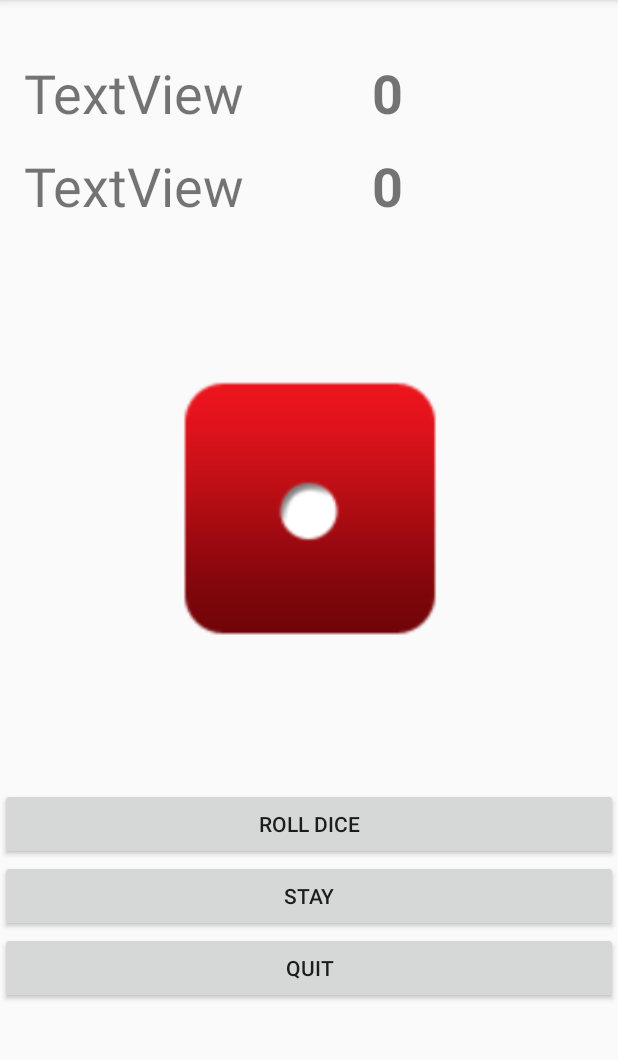
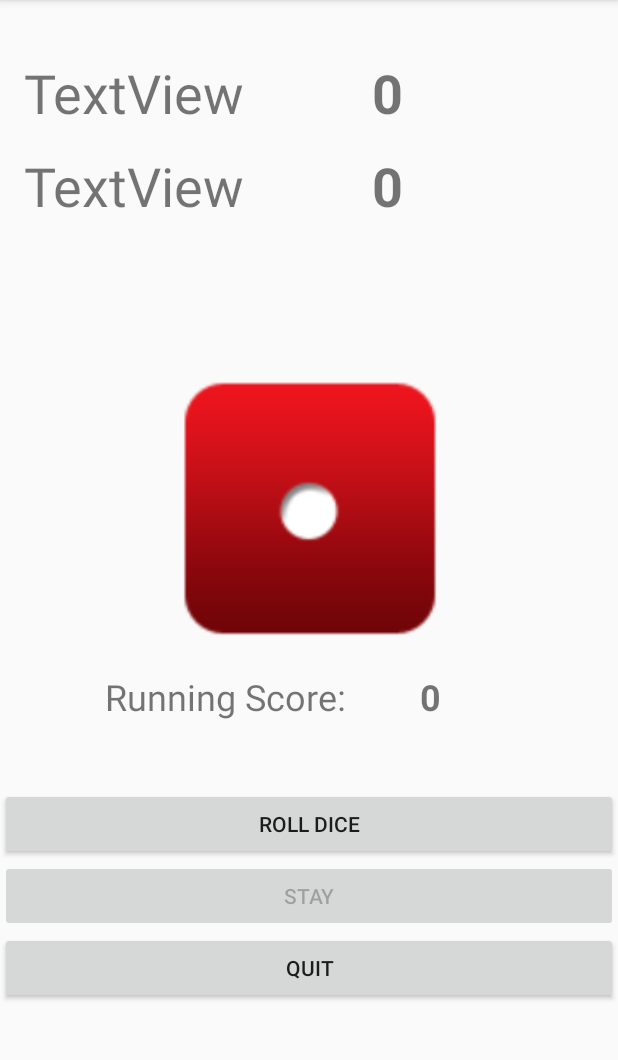
Before and after one commit to tlasalle5027/PigDiceAndroid, an Android app: the GameActivity screen opened directly, with no data from a screen before it, on a phone screen of 412 x 824 dp, the part 84-1144 px from its top. Run offline under Robolectric (Android 15) with nearby library versions, the light colour scheme and no system bars.

Commit message:
Started Writing GameLogic

```diff
--- a/app/src/main/java/com/tel5027/pigdice/Activities/GameActivity.java
+++ b/app/src/main/java/com/tel5027/pigdice/Activities/GameActivity.java
@@ -3,13 +3,16 @@ package com.tel5027.pigdice.Activities;
 import androidx.appcompat.app.AppCompatActivity;
 
 import android.os.Bundle;
+import android.view.View;
 
+import com.tel5027.pigdice.Controller.GameLogic;
 import com.tel5027.pigdice.R;
 import com.tel5027.pigdice.Util.OptionStore;
 
 public class GameActivity extends AppCompatActivity {
 
     public OptionStore os;
+    private GameLogic engine;
 
     @Override
     protected void onCreate(Bundle savedInstanceState) {
@@ -22,5 +25,15 @@ public class GameActivity extends AppCompatActivity {
         else{
             os = Options.os;
         }
+
+        engine = new GameLogic(os);
+    }
+
+    public void quitGame(View view) {
+        finish();
+    }
+
+    public void rollDice(View view) {
+        engine.playerTurn(view);
     }
 }
--- a/app/src/main/res/layout/activity_game.xml
+++ b/app/src/main/res/layout/activity_game.xml
@@ -73,6 +73,7 @@
         app:srcCompat="@drawable/die_1" />
 
     <LinearLayout
+        android:id="@+id/linearLayout"
         android:layout_width="412dp"
         android:layout_height="159dp"
         android:layout_marginTop="57dp"
@@ -87,18 +88,53 @@
             android:id="@+id/rollButton"
             android:layout_width="match_parent"
             android:layout_height="wrap_content"
+            android:onClick="rollDice"
             android:text="@string/roll" />
 
         <Button
             android:id="@+id/stayButton"
             android:layout_width="match_parent"
             android:layout_height="wrap_content"
+            android:enabled="false"
             android:text="@string/stay" />
 
         <Button
             android:id="@+id/quitButton"
             android:layout_width="match_parent"
             android:layout_height="wrap_content"
+            android:onClick="quitGame"
             android:text="@string/quit" />
     </LinearLayout>
+
+    <TextView
+        android:id="@+id/runningScoreLabel"
+        android:layout_width="wrap_content"
+        android:layout_height="wrap_content"
+        android:layout_marginStart="128dp"
+        android:layout_marginLeft="128dp"
+        android:layout_marginTop="24dp"
+        android:text="@string/running_score"
+        android:textSize="24sp"
+        app:layout_constraintEnd_toStartOf="@+id/runningScoreView"
+        app:layout_constraintStart_toStartOf="parent"
+        app:layout_constraintTop_toBottomOf="@+id/diceImage" />
+
+    <TextView
+        android:id="@+id/runningScoreView"
+        android:layout_width="wrap_content"
+        android:layout_height="wrap_content"
+        android:layout_marginStart="49dp"
+        android:layout_marginLeft="49dp"
+        android:layout_marginTop="24dp"
+        android:layout_marginEnd="176dp"
+        android:layout_marginRight="176dp"
+        android:layout_marginBottom="37dp"
+        android:text="0"
+        android:textSize="24sp"
+        android:textStyle="bold"
+        app:layout_constraintBottom_toTopOf="@+id/linearLayout"
+        app:layout_constraintEnd_toEndOf="parent"
+        app:layout_constraintStart_toEndOf="@+id/runningScoreLabel"
+        app:layout_constraintTop_toBottomOf="@+id/diceImage"
+        app:layout_constraintVertical_bias="0.0" />
 </androidx.constraintlayout.widget.ConstraintLayout>
--- a/app/src/main/res/values/strings.xml
+++ b/app/src/main/res/values/strings.xml
@@ -15,4 +15,5 @@
     <string name="stay">Stay</string>
     <string name="skip">Skip</string>
     <string name="quit">Quit</string>
+    <string name="running_score">Running Score: </string>
 </resources>
```
Also changed, not shown: app/src/main/java/com/tel5027/pigdice/Controller/GameLogic.java (+60 -1 lines).
